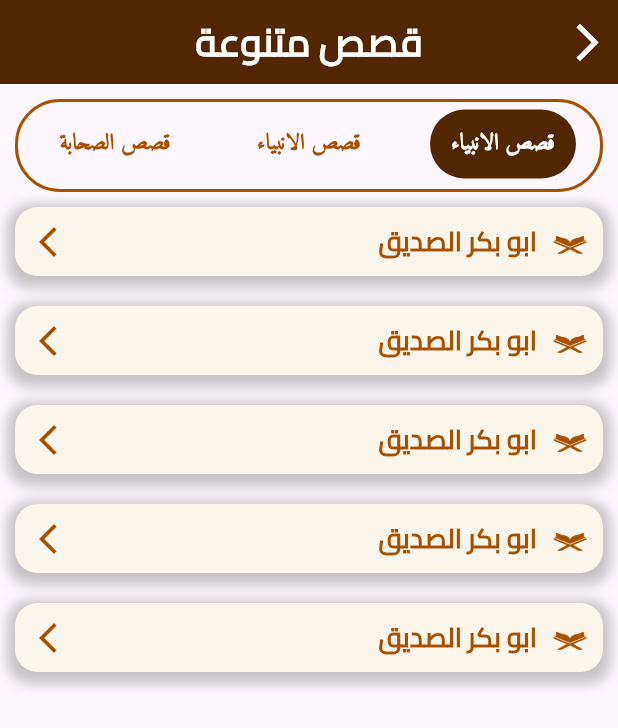
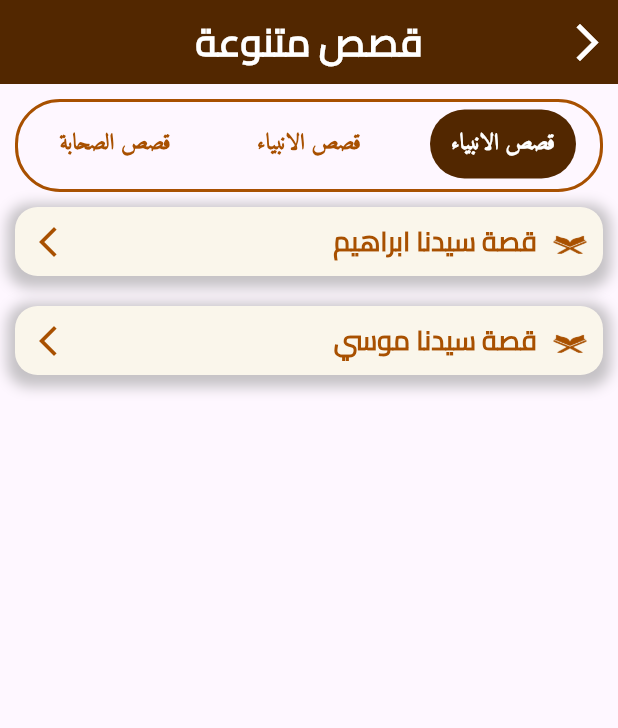
Before and after one commit to Abdelrahmanrafaat19/azkar, a Flutter app: the StoryScreen screen opened directly, on a phone screen of 412 x 824 dp. Shown: the top 728 px of the screen. Run offline on Flutter 3.47's test engine with Material 3 defaults, Android fonts, the phone set to English and light mode, and no system bars; our stand-ins replace adhan, awesome_notifications, flutter_screenutil, flutter_svg, location; missing offline and left inert: quran; project files that could hold a hidden picture were left out.

Commit message:
Add Story Body

```diff
--- /dev/null
+++ b/lib/model/final_story_model.dart
@@ -0,0 +1,10 @@
+import 'package:azkar/model/story_model.dart';
+
+class StoryData {
+  String name;
+  List<StoryBodyData> storyBodyList;
+  StoryData({
+    required this.name,
+    required this.storyBodyList,
+  });
+}
--- /dev/null
+++ b/lib/model/story_model.dart
@@ -0,0 +1,8 @@
+class StoryBodyData {
+  String title;
+  String answer;
+  StoryBodyData({
+    required this.answer,
+    required this.title,
+  });
+}
--- a/lib/module/quran.dart
+++ b/lib/module/quran.dart
@@ -68,7 +68,7 @@ class _QuranScreenState extends State<QuranScreen>
         ],
       ),
       body: Padding(
-        padding: EdgeInsets.only(left: 10.w, right: 10.w),
+        padding: EdgeInsets.only(left: 10.w, right: 10.w, top: 10),
         child: CustomScrollView(
           slivers: [
             const CustamContainerQuranScreen(),
--- a/lib/module/story.dart
+++ b/lib/module/story.dart
@@ -1,8 +1,12 @@
+import "package:azkar/model/final_story_model.dart";
+import "package:azkar/shared/constant/mosa_stoy.dart";
 import "package:azkar/shared/widget/list_of_stories.dart";
 import "package:azkar/shared/method/scalfactor_method.dart";
 import "package:azkar/shared/theme/color.dart";
 import "package:flutter/material.dart";
 import "package:flutter_screenutil/flutter_screenutil.dart";
+
+import "../shared/constant/ibrahem_data.dart";
 
 class StoryScreen extends StatefulWidget {
   const StoryScreen({super.key});
@@ -13,6 +17,10 @@ class StoryScreen extends StatefulWidget {
 
 class _StoryScreenState extends State<StoryScreen> {
   int index = 0;
+  List<StoryData> data = [
+    StoryData(name: "قصة سيدنا ابراهيم", storyBodyList: ibrahimData),
+    StoryData(name: "قصة سيدنا موسي", storyBodyList: mosaData)
+  ];
   @override
   Widget build(BuildContext context) {
     return DefaultTabController(
@@ -133,11 +141,11 @@ class _StoryScreenState extends State<StoryScreen> {
             ),
             Expanded(
               child: ListOfStories(
-                text: index == 0
-                    ? "ابو بكر الصديق"
+                data: index == 0
+                    ? data
                     : index == 1
-                        ? "عمر ابن الخطاب"
-                        : "عثمان بن عفان",
+                        ? data
+                        : data,
               ),
             )
           ],
--- /dev/null
+++ b/lib/shared/constant/ibrahem_data.dart
@@ -0,0 +1,66 @@
+import 'package:azkar/model/story_model.dart';
+
+List<StoryBodyData> ibrahimData = [
+  StoryBodyData(
+      answer:
+          '''سيدنا إبراهيم (عليه السلام) يعتبر واحداً من أعظم الأنبياء والرسل في الإسلام. وفي الإسلام، يُعتبر إبراهيم أبا الأنبياء ويحظى بمكانة عظيمة. وُلِدَ إبراهيم في بابل، وهو مدينة تقع في العراق الحالي، وتمتد حياته في معظمها في منطقة بلاد الشام الحالية.
+
+وفي القرآن الكريم والتراث الإسلامي، ترد العديد من القصص والمواقف التي تشير إلى شخصية إبراهيم ورسالته. من أبرز أولاده النبي إسماعيل (عليه السلام) والنبي إسحاق (عليه السلام).
+
+تُشير الكثير من الأحاديث النبوية والتفسيرات الإسلامية إلى أن نسب النبي إبراهيم يعود إلى النبي نوح (عليه السلام)، ومنه إلى آدم (عليه السلام)، وهكذا يُعتبر إبراهيم جزءًا من سلسلة الأنبياء والرسل التي بعثها الله لتوجيه البشرية إلى الطريق الصحيح.''',
+      title: "نسب سيدنا ابراهيم"),
+  StoryBodyData(
+      title: "قصّة إبراهيم مع عبدة الأصنام",
+      answer:
+          '''قصة إبراهيم مع عبادة الأصنام تعتبر واحدة من القصص الشهيرة في الإسلام والتي ذكرت في القرآن الكريم. وهي قصة تحكي عن إبراهيم (عليه السلام)، أحد أنبياء الله، وصراعه مع قومه ومعتقداتهم الوثنية.
+
+تقول القصة إن إبراهيم كان شاباً يعيش في مجتمع يعبد الأصنام. وكان يشعر بالإيمان بالله الواحد والذي لا شريك له، فكان يتساءل عن كيفية إقناع قومه بترك عبادة الأصنام والتوجه نحو الإيمان بالله الواحد.
+
+في إحدى الليالي، وبينما كان الناس نائمين، دخل إبراهيم معبد الأصنام ودمر جميع الأصنام باستثناء واحدة، ووضع الفأس بجانبها. وعندما استفاق الناس ورأوا المعبد دمر والأصنام محطمة، افترقوا يبحثون عن الجاني.
+
+حين علمت الناس بأن إبراهيم هو الذي دمر الأصنام، جلسوا معه ليحاكموه. فسألوه عما حدث، وقال لهم إبراهيم إن الكبرياء الأكبر من الأصنام قد دمرهم جميعاً، إلا هذه الأكبر منهم.
+
+ثم واجه إبراهيم قومه بطريقة حكيمة، حيث أخبرهم بأن الله الواحد هو الذي يستحق العبادة، وأن الأصنام التي يعبدونها لا تستطيع أن تضر ولا تنفع. ودعاهم إلى التوبة والتوجه نحو الله الواحد.
+
+ومع مرور الزمن، بدأ بعض أفراد قوم إبراهيم يتبعونه في الإيمان بالله الواحد، وتبدأ قصة الإيمان والدعوة إلى الله في الانتشار بفضل جهود إبراهيم وصبره وحكمته.
+
+تعتبر هذه القصة مثالاً للصبر والإيمان، وتظهر قوة الحجة العقلية في إقناع الآخرين بالحق وترك الباطل. وتعتبر شخصية إبراهيم (عليه السلام) قدوة في الإيمان والدعوة إلى الله.'''),
+  StoryBodyData(
+      answer:
+          '''قصة سيدنا إبراهيم (عليه السلام) مع النمرود غير مذكورة بشكل محدد في القرآن الكريم، ولكن هناك بعض الروايات التي تتحدث عن لقاء بينهما.
+
+وفي إحدى الروايات، يُقال أن النمرود كان ملكًا طاغيًا ومتعجرفًا يدّعي أنه إله ويأمر الناس بالخضوع له. وكانت هذه الظروف تعيش فيها قوم إبراهيم.
+
+وفي إطار هذه القصة، يروى أن إبراهيم دعا النمرود إلى التوحيد وترك عبادة الأصنام، ولكن النمرود رفض وحاول إجبار إبراهيم على ترك دعوته. وحسب بعض الروايات، فإن النمرود حاول حرق إبراهيم في النار بسبب رفضه، لكن الله حفظ إبراهيم وجعل النار بردًا وسلامًا عليه.
+
+هذه الروايات تسلط الضوء على صراع إبراهيم مع الطغاة والمتعجرفين الذين يدّعون الإلهية، وتظهر قوة إيمانه وصبره في مواجهة الظلم والطغيان. وهي تعتبر درسًا في الصبر والإيمان بالله والثبات على الحق في وجه الظلم والطغيان.''',
+      title: "قصة سيدنا ابراهيم مع النمرود"),
+  StoryBodyData(
+      answer:
+          '''قصة سيدنا إبراهيم مع الملائكة هي إحدى القصص الشهيرة التي تروى في القرآن الكريم، وتظهر في سورة هود وسورة الذاريات. هذه القصة تُظهر تجربة إبراهيم (عليه السلام) وإيمانه بالله وطاعته له.
+
+تبدأ القصة عندما أتى الملائكة لزيارة إبراهيم وزوجته سارة. وفي البداية، لم يعلم إبراهيم أنهم ملائكة، لكنهم قدموا بشكل بشري طبيعي. عندما رأى إبراهيم الضيوف، استقبلهم بكرم وضيافة، وقدم لهم الطعام والشراب.
+
+بينما كانوا يتناولون الطعام، سمع الملائكة يحديثون بأنهم قادمون لإعلان بشرى ولد صالح لإبراهيم وسارة، اللذين كانا في كبر سنهما ولم يكونا قادرين على الإنجاب. وعندما سمعت سارة هذا الكلام، ضحكت في نفسها بسبب التعجب من هذه البشرى.
+
+ثم تعجب إبراهيم من ضيافتهم، وهو يدرك أنهم لا يأكلون ولا يشربون كالبشر العاديين، ولكنهم يُظهرون شكلهم البشري ليختبروا إيمانه وكرمه.
+
+بعد ذلك، بدأت الملائكة في الكشف عن هدفهم، وأخبروا إبراهيم بأنهم قادمون لتدمير قوم لوط المجرمين، وأنهم جاءوا ليعطوا بشرى ولد صالح لإبراهيم وسارة.
+
+وبالفعل، قدمت الملائكة هذه البشرى، ولم يكن ذلك بعيداً عن قدرة الله، فبعد وقت قصير، رزق إبراهيم بابن يدعى إسماعيل، وبعد ذلك أتاه النبي إسحاق.
+
+تُعتبر قصة سيدنا إبراهيم مع الملائكة درسًا في الإيمان بقدرة الله ورحمته، وتظهر أهمية الضيافة والكرم في الإسلام، حيث يعتبر استقبال الضيف وإكرامه جزءًا مهمًا من الأخلاق الإسلامية.''',
+      title: "قصة سيدنا ابراهيم مع الملائكة"),
+  StoryBodyData(
+      answer:
+          '''قصة سيدنا إبراهيم مع الطيور الأربعة غير موجودة في القرآن الكريم أو السنة النبوية، ولا يوجد تأكيد على وجود هذه القصة في التراث الإسلامي الرسمي. ومع ذلك، يوجد العديد من القصص والأساطير التي تتناول شخصية سيدنا إبراهيم (عليه السلام) بأشكال مختلفة.
+
+ربما يكون الذي تشير إليه بـ"الطيور الأربعة" هو الحديث الشهير في السنة النبوية الذي يتحدث عن إبراهيم (عليه السلام) عندما قطعت الطيور ووضعت في أربعة أجزاء، ثم أطلقها ودعاها فجاءت مطيعة إليه.
+
+وفي إحدى الروايات، يُقال أن إبراهيم كان يعاني من فقر وحاجة شديدة، وكان يتساءل عن كيفية إيجاد الرزق والمعونة. وحسب هذه الرواية، جاءت الطيور وأخبرته بأن الله سيعينه ويرزقه من حيث لا يحتسب.
+
+يُعتبر هذا الحديث محفزًا للإيمان والثقة بالله ورحمته، ويركز على فكرة أن الله يعلم احتياجاتنا ويوفر لنا من رحمته وإحسانه.
+
+ومن المهم التنبيه إلى أن هذه القصص قد تكون تراثًا شعبيًا أو قصصًا شائعة في بعض الثقافات الإسلامية المحددة، ولكنها ليست موجودة في المصادر الرسمية للإسلام.''',
+      title: "قصة سيدنا ابراهيم مع الطيور الاربعة")
+];
--- /dev/null
+++ b/lib/shared/constant/mosa_stoy.dart
@@ -0,0 +1,26 @@
+import 'package:azkar/model/story_model.dart';
+
+List<StoryBodyData> mosaData = [
+  StoryBodyData(
+      answer:
+          '''هو موسى بن عمران بن يصهر بن قاهث بن لاوي بن يعقوب بن إسحاق بن إبراهيم عليهم السلام، وقيل إنّ اسم أمّه يوخابد، وقد كان في عهد فِرعون مصر وامرأته آسية بنت مزاحم، وكان فرعون قبل ولادة موسى -عليه السلام- قد رأى رؤيا في المنام مضمونها: أنّ نارًا أقبلت من بيت المقدس حتى وصلت بيوت مصر فأحرقت القبط وتركت بني إسرائيل، فجزع فرعون وخاف خوفًا شديدًا، ودعا السحرة والكهنة لأجل ذلك، وطلب منهم أن يعبروا رؤياه، فقالوا: يخرج من هذا البلد، رجلٌ يكون على يده هلاك مصر، فأصدر فرعون أمرًا بأن لا يولد لبني إسرائيل مولودٌ ذكرٌ إلا ذُبح، فكان يقتل الذكور في عامٍ ويدع قتلهم في العام الذي يليه''',
+      title: "نسب سيدنا موسي"),
+  StoryBodyData(
+      answer:
+          '''يرتبط بموسى مع هارون -عليهما السلام- برابطة الأخوّة؛ فهارون هو أخو موسى الأكبر، يكبُر موسى بثلاث سنواتٍ، وقد وُلد هارون -عليه السلام- في العام الذي كان فرعون يمتنع فيه عن قتل المواليد الذكور، وكان سند موسى -عليه السلام- وداعمًا له في دعوته لفرعون وبني إسرائيل؛ إذ سأل موسى -عليه السلام- الله تعالى أن يرسل معه أخاه هارون؛ لمساندته في الدعوة، قال الله تعالى على لسان موسى عليه السلام: (وَاجعَل لي وَزيرًا مِن أَهلي* هارونَ أَخِي* اشدُد بِهِ أَزري* وَأَشرِكهُ في أَمري)''',
+      title: "صلة قرابة موسي بهارون"),
+  StoryBodyData(
+      answer:
+          '''رأى فرعون من موسى -عليه السلام- المعجزات الباهرات، فزاد خوفه وخشيته من سقوط مُلكه، ورفض الناس عبادته؛ فجَمَع سحرته وعرض عليهم مقال موسى -عليه السلام- وطلب منهم أن يحشدوا قوتهم ومكرهم؛ ليغلبوا، وأخبرهم بأنّ لهم مكافأةً لأن غلبوا موسى وسيكونون عندها من المقربينَ له، فعُيّن موعد اجتمع السحرة مع موسى؛ ليظهر كلٌّ منهم قوّته وصدق ادعائه، فرمى موسى -عليه السلام- عصاه فقلب الله -عزّ وجلّ- حالها وأصبحت حيّةً تسعى، وخُذل سحرة فرعون وانقلب السحر عليهم، وسرعان ما عرفوا أنّ الذي فعله موسى ليس من صنع البشر، وأنّ في ذلك دليلًا على أنَّ وراء هذا الفعل ربًّا عظيمًا، فآمنوا بربّ هارون وموسى عليهما السلام، وهو ما أغضب فرعون وجعله يهدّد السحرة بالعقاب الشديد.[٥]
+
+واستمر فرعون بإنكار دعوة موسى وأمر بعدها وزيره هامان أن يبني له صرحًا عظيمًا؛ ظنّاً منه أنّه إذا صعد عليه سيصل إلى أبواب السماء ويرى إله موسى، وقد آمن مع موسى وهارون بنو إسرائيل، وأمرهم الله -عزّ وجلّ- أن يتخذوا من مصر بيوتًا لهم، وأمر موسى أن يستمرّ بوعظ المؤمنين، ويحثّهم على بذل الخير ويرغّبهم بما عند الله من نعيمٍ في الآخرة، وأمر فرعون بقتل موسى عليه السلام، إلّا أنّ موسى -عليه السلام- كان يثبِّت قومه ويدعوهم للصبر، ويؤكّد لهم أنَّ الله سَيُنجيهم من كَيدِ فرعون لا محالة،[٥] وقد أغرق الله تعالى فرعون وملأه وأنجى موسى ومن معه من المؤمنين، قال تعالى: (وَأَنجَيْنَا مُوسَى وَمَن مَّعَهُ أَجْمَعِينَ* ثُمَّ أَغْرَقْنَا الْآخَرِينَ).[٦]''',
+      title: "دعوة موسى لفرعون"),
+  StoryBodyData(
+      answer:
+          '''جاء موسى -عليه السلام- إلى بني إسرائيل برسالة الحق، وقد كانوا يعانون من ظلم فرعون وإلحاقه صنوف من العذاب بهم، وكان موسى -عليه السلام- يُصبّرهم، إلى أن جاء النصر من عند الله، وصدق الله وعده وكافأهم نتيجة صبرهم وتحمّلهم لأذى فرعون ومكّن لهم في الأرض، ولكنّ بني إسرائيل بعد ذلك تمرّدوا على موسى -عليه السلام- وطلبوا أن يجعل لهم إلهًا من دون الله، وعبدوا العجل''',
+      title: "دعوة موسى لبني إسرائيل"),
+  StoryBodyData(
+      answer:
+          '''نشأ موسى -عليه السلام- وشب في قصر فرعون، وكان يتردد على أمه على اعتبار أنها من أرضعته، وفي أحد الأيام وأثناء سيره في المدينة وجد رجلين يقتتلان، أحدهما من جند فرعون والآخر من بني إسرائيل، فأراد أن يفض النزاع بينهما فدفع جندي فرعون فمات من أثر دفعته. وعندما علم أن فرعون يبحث عن قاتله وشاع أن موسى من قتله، قرّر موسى -عليه السلام- الخروج من مصر والتوجّه إلى مدين؛ حيث تزوّج هناك بابنة الرّجل الصّالح مقابل أن يرعى له الأغنام فَترةً من الزّمان''',
+      title: "هجرة النبي موسى إلى مدين"),
+];
--- a/lib/shared/widget/list_of_stories.dart
+++ b/lib/shared/widget/list_of_stories.dart
@@ -1,20 +1,30 @@
+import 'package:azkar/model/final_story_model.dart';
+import 'package:azkar/module/story_bady.dart';
+import 'package:azkar/shared/constant/ibrahem_data.dart';
 import 'package:azkar/shared/theme/color.dart';
 import 'package:flutter/material.dart';
 import 'package:flutter_screenutil/flutter_screenutil.dart';
 
 // ignore: must_be_immutable
 class ListOfStories extends StatelessWidget {
-  String text;
-  ListOfStories({super.key, required this.text});
+  List<StoryData> data;
+  ListOfStories({super.key, required this.data});
 
   @override
   Widget build(BuildContext context) {
     return ListView.builder(
-      itemCount: 5,
+      itemCount: data.length,
       itemBuilder: (context, index) {
         return InkWell(
           focusColor: Colors.transparent,
-          onTap: () {},
+          onTap: () {
+            Navigator.of(context).push(
+              MaterialPageRoute(
+                builder: (context) => StoryBody(
+                    data: data[index].storyBodyList, title: data[index].name),
+              ),
+            );
+          },
           child: Container(
             padding: EdgeInsets.symmetric(vertical: 10.h, horizontal: 10.w),
             decoration: BoxDecoration(
@@ -43,7 +53,7 @@ class ListOfStories extends StatelessWidget {
                   width: 10.w,
                 ),
                 Text(
-                  text,
+                  data[index].name,
                   textAlign: TextAlign.center,
                   style: TextStyle(
                     fontSize: 18.w,
```
Also changed, not shown: lib/main.dart (+10 -41 lines), lib/module/elsalah_time.dart (+28 -3 lines), lib/module/story_bady.dart (added, +120 -0 lines), lib/module/surh_screen.dart (+49 -23 lines), lib/shared/widget/custam_list_quran.dart (+8 -0 lines), lib/shared/widget/custam_notification_adhane_container.dart (+3 -8 lines).
